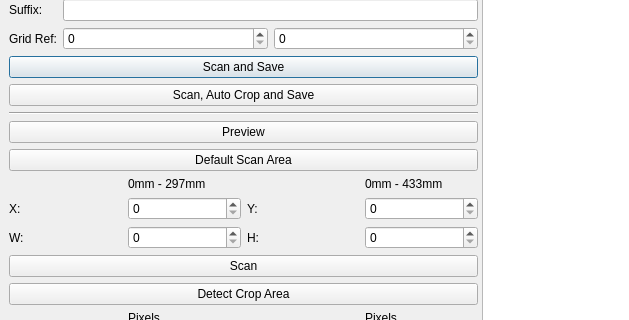
This is ArkScanMainWindow.ui in lparchaeology/ArkScan as Qt 5 draws it before an edit; both pictures show x 0 to 629 and y 114 to 434 of the 1089 by 931 pixel window. The edited form follows.
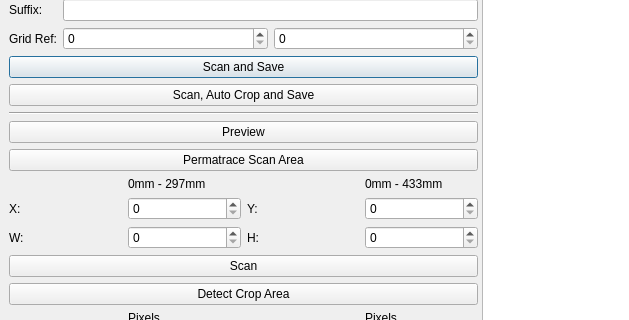
This is the edited form.

```diff
--- a/ArkScanMainWindow.ui
+++ b/ArkScanMainWindow.ui
@@ -176,7 +176,7 @@
         <item>
          <widget class="QPushButton" name="m_defaultScanAreaButton">
           <property name="text">
-           <string>Default Scan Area</string>
+           <string>Permatrace Scan Area</string>
           </property>
          </widget>
         </item>
```
Left out of the diff: 6 changed lines with no effect on the pictures.
